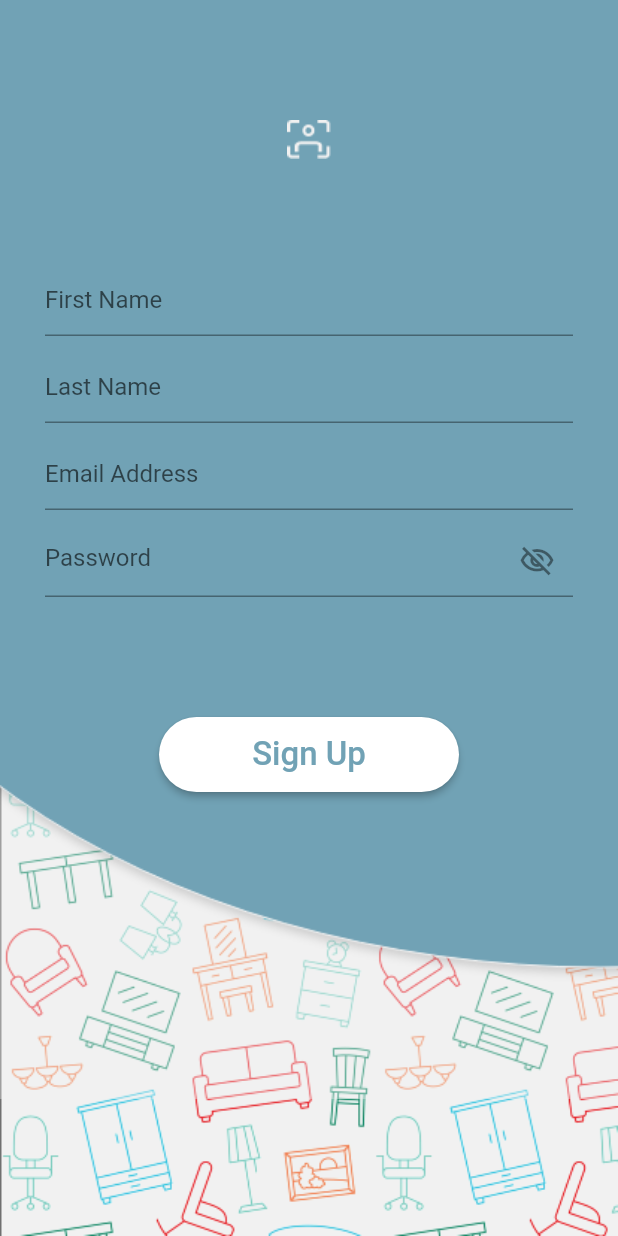
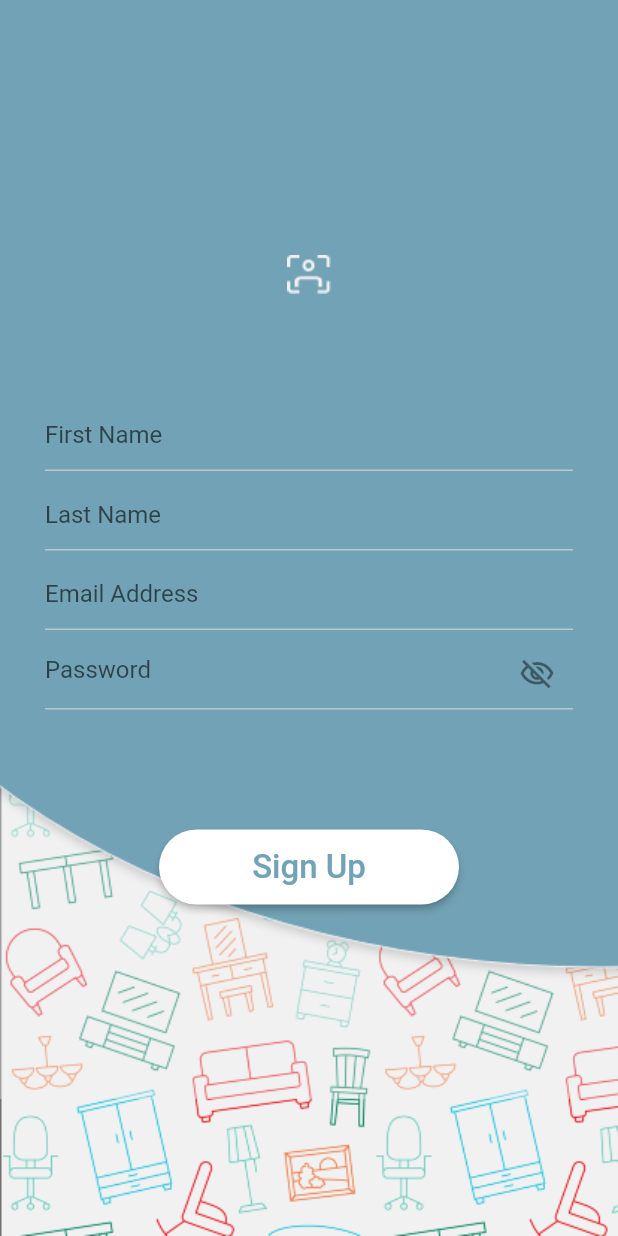
Before and after one commit to MohammedMahmmoud/Corner-AR-GP, a Flutter app: the screen it shows after launch, after a tap on "Log In", after a tap on "Sign up", on a phone screen of 412 x 824 dp. Run offline on Flutter 3.47's test engine with Material 2 defaults, Android fonts, the phone set to English and light mode, and no system bars; our stand-ins replace cloud_firestore, firebase_auth, firebase_core; accounts and stored records are empty.

Commit message:
creating botton component and textformfield component

```diff
--- a/lib/authentication/login/LoginPage.dart
+++ b/lib/authentication/login/LoginPage.dart
@@ -3,6 +3,8 @@ import 'package:corner_ar_gp/person/Admin.dart';
 import 'package:corner_ar_gp/person/Person.dart';
 import 'package:corner_ar_gp/person/User.dart';
 import 'package:flutter/material.dart';
+import '../../components/buttons_components.dart';
+import '../../components/textField_components.dart';
 
 
 class Login extends StatefulWidget {
@@ -41,6 +43,7 @@ class _LoginState extends State<Login> {
               child: Image.asset(
                 'assets/backgroundTop.png',
                 fit: BoxFit.fill,
+                //height: double.infinity,
                 width: double.infinity,
               ),
             ),
@@ -58,15 +61,10 @@ class _LoginState extends State<Login> {
                               child: Image.asset('assets/logAndRegisterIcon.png'),
                             ),
                             const SizedBox(height: 70),
-                            TextFormField(
-                              onChanged: (newValue){
-                                person.setEmail(newValue);
-                              },
-                              decoration: const InputDecoration(
-                                hintText: "Email",
-                              ),
-                              validator: (value) => person.mailValidator(value),
-                              style: TextStyle(color: const Color(0xFFbdc6cf)),
+                            textFormFieldComponent(
+                                hintText:"Email",
+                                onChangedText: person.setEmail,
+                                validator:  person.mailValidator
                             ),
                             const SizedBox(height: 20),
                             TextFormField(
@@ -76,10 +74,16 @@ class _LoginState extends State<Login> {
                               },
                               decoration: InputDecoration(
                                 hintText: "Password",
+                                enabledBorder: UnderlineInputBorder(
+                                  borderSide: BorderSide(color: Color(0xFFbdc6cf)),
+                                ),
+                                focusedBorder: UnderlineInputBorder(
+                                  borderSide: BorderSide(color: Color(0xFFbdc6cf)),
+                                ),
                                 suffixIcon: IconButton(
                                   icon: Icon(isPasswordHidden?
                                   Icons.visibility_off_outlined:
-                                  Icons.visibility_outlined),
+                                  Icons.visibility_outlined,color: Color(0xFFbdc6cf),),
                                   onPressed: (){
                                     isPasswordHidden = !isPasswordHidden;
                                     setState(() {});
@@ -88,28 +92,16 @@ class _LoginState extends State<Login> {
 
                               ),
                               validator: (value) => person.passwordValidator(value),
+                              style: TextStyle(color: const Color(0xFFbdc6cf)),
                             ),
                           ],
                         ),
                       ),
                       Container(
                         padding: const EdgeInsets.fromLTRB(70,80,70,0),
-                        child: ElevatedButton(
-                          onPressed: () => person.logIn(_loginFormKey, password,context),
-                          child: const Text(
-                            "Log In",
-                            style: TextStyle(
-                                fontSize: 22
-                            ),
-                          ),
-
-                          style: ElevatedButton.styleFrom(
-                            primary: Colors.white,
-                            onPrimary: Color(0xFF71A2B5),
-                            fixedSize: const Size(200, 50),
-                            shape: RoundedRectangleBorder(
-                                borderRadius: BorderRadius.circular(30)),
-                          ),
+                        child: LogAndRegisterButton(
+                            buttonText: "Log In",
+                            onPressedButton:  ()=>person.logIn(_loginFormKey, password,context)
                         ),
                       ),
                       Container(
--- a/lib/authentication/registration/registration_screen.dart
+++ b/lib/authentication/registration/registration_screen.dart
@@ -2,6 +2,9 @@ import 'package:corner_ar_gp/person/Admin.dart';
 import 'package:corner_ar_gp/person/Person.dart';
 import 'package:corner_ar_gp/person/User.dart';
 import 'package:flutter/material.dart';
+
+import '../../components/buttons_components.dart';
+import '../../components/textField_components.dart';
 
 class RegistrationScreen extends StatefulWidget {
   static const routeName = 'registration';
@@ -41,11 +44,12 @@ class _registrationScreenState extends State<RegistrationScreen> {
             child: Image.asset(
               'assets/backgroundTop.png',
               fit: BoxFit.fill,
+              //height: double.infinity,
               width: double.infinity,
             ),
           ),
           Container(
-              padding: const EdgeInsets.fromLTRB(30, 80, 30, 12),
+              padding: const EdgeInsets.fromLTRB(30, 170, 30, 12),
             child: SingleChildScrollView(
               child: Column(
                 mainAxisAlignment: MainAxisAlignment.center,
@@ -58,51 +62,47 @@ class _registrationScreenState extends State<RegistrationScreen> {
                           child: Image.asset('assets/logAndRegisterIcon.png'),
                         ),
                         const SizedBox(height: 70),
-                        TextFormField(
-                          decoration: const InputDecoration(
-                            hintText: 'First Name'
-                          ),
-                          onChanged: (value){
-                            person.setFirstName(value);
-                          },
-                          validator: (value) {
+
+                        textFormFieldComponent(
+                            hintText:'First Name',
+                            onChangedText: person.setFirstName,
+                            validator:  (value) {
                               if (value == null || value.isEmpty) {
                                 return 'Please enter first name';
                               }
                               return null;
-                          },
+                            }
                         ),
-                        const SizedBox(height: 10),
-                        TextFormField(
-                          decoration: const InputDecoration(
-                              hintText: 'Last Name'
-                          ),
-                          onChanged: (value){
-                            person.setLastName(value);
-                          },
-                          validator: (value) {
+                        const SizedBox(height: 5),
+                        textFormFieldComponent(
+                            hintText:'Last Name',
+                            onChangedText: person.setLastName,
+                            validator:  (value) {
                               if (value == null || value.isEmpty) {
                                 return 'Please enter last name';
                               }
                               return null;
                             },
                         ),
-                        const SizedBox(height: 10),
-                        TextFormField(
-                          decoration: const InputDecoration(
-                              hintText: 'Email Address'
+
+                        const SizedBox(height: 5),
+                        textFormFieldComponent(
+                          hintText:'Email Address',
+                          onChangedText: person.setEmail,
+                          validator:  person.mailValidator
                         ),
-                          onChanged: (value){
-                            person.setEmail(value);
-                          },
-                          validator: (value) => person.mailValidator(value),
-                        ),
-                        const SizedBox(height: 10),
+
+                        const SizedBox(height: 5),
                         TextFormField(
                           obscureText: isPasswordHidden? true : false,
-
                           decoration: InputDecoration(
                             hintText: "Password",
+                            enabledBorder: UnderlineInputBorder(
+                              borderSide: BorderSide(color: Color(0xFFbdc6cf)),
+                            ),
+                            focusedBorder: UnderlineInputBorder(
+                              borderSide: BorderSide(color: Color(0xFFbdc6cf)),
+                            ),
                             suffixIcon: IconButton(
                               icon: Icon(isPasswordHidden?
                               Icons.visibility_off_outlined:
@@ -117,26 +117,14 @@ class _registrationScreenState extends State<RegistrationScreen> {
                             password = value;
                           },
                           validator: (value) => person.passwordValidator(value),
+                          style: TextStyle(color: const Color(0xFFbdc6cf)),
                         ),
                         Container(
                           padding: const EdgeInsets.fromLTRB(70,80,70,0),
-                          child: ElevatedButton(
-                            onPressed: ()=>person.registration(_formKey, password, isAdmin),
-                            child: const Text('Sign Up',
-                              style: TextStyle(
-                                  fontSize: 22,
-                                //color: Color(0xFF71A2B5)
-                              ),
-                            ),
-                            style: ElevatedButton.styleFrom(
-                              primary: Colors.white,
-                              onPrimary: Color(0xFF71A2B5),
-                              fixedSize: const Size(200, 50),
-                              shape: RoundedRectangleBorder(
-                                  borderRadius: BorderRadius.circular(30)),
-                            ),
-
-                          ),
+                            child: LogAndRegisterButton(
+                                buttonText: "Sign Up",
+                                onPressedButton:  ()=>person.registration(_formKey, password, isAdmin)
+                            )
                         ),
 
                       ],
--- /dev/null
+++ b/lib/components/buttons_components.dart
@@ -0,0 +1,25 @@
+import 'package:flutter/material.dart';
+
+ElevatedButton LogAndRegisterButton(
+{
+  required String buttonText,
+  required VoidCallback onPressedButton
+}
+    ){
+  return ElevatedButton(
+    onPressed: onPressedButton,
+    child: Text(
+      buttonText,
+      style: TextStyle(
+        fontSize: 22,
+      ),
+    ),
+    style: ElevatedButton.styleFrom(
+      primary: Colors.white,
+      onPrimary: Color(0xFF71A2B5),
+      fixedSize: const Size(200, 50),
+      shape: RoundedRectangleBorder(
+          borderRadius: BorderRadius.circular(30)),
+    ),
+  );
+}
--- /dev/null
+++ b/lib/components/textField_components.dart
@@ -0,0 +1,38 @@
+import 'package:flutter/material.dart';
+
+TextFormField textFormFieldComponent(
+{
+  required String hintText,
+  required Function onChangedText,
+  required Function validator,
+  /*required bool passwordIcon,
+  bool? isPasswordHidden,*/
+}
+    ){
+  return TextFormField(
+    onChanged: (newValue){
+      onChangedText(newValue);
+    },
+    decoration: InputDecoration(
+      hintText: hintText,
+      enabledBorder: const UnderlineInputBorder(
+        borderSide: BorderSide(color: Color(0xFFbdc6cf)),
+      ),
+      focusedBorder: const UnderlineInputBorder(
+        borderSide: BorderSide(color:Color(0xFFbdc6cf)),
+      ),
+        /*suffixIcon: IconButton(
+          icon: Icon(isPasswordHidden?
+          Icons.visibility_off_outlined:
+          Icons.visibility_outlined,color: Color(0xFFbdc6cf),),
+          onPressed: (){
+            isPasswordHidden = !isPasswordHidden;
+            setState(() {});
+          },
+        )*/
+    ),
+    validator: (value) => validator(value),
+    style: const TextStyle(color: Color(0xFFbdc6cf)),
+
+  );
+}
```
Lines whose indentation alone changed are shown as unchanged.
